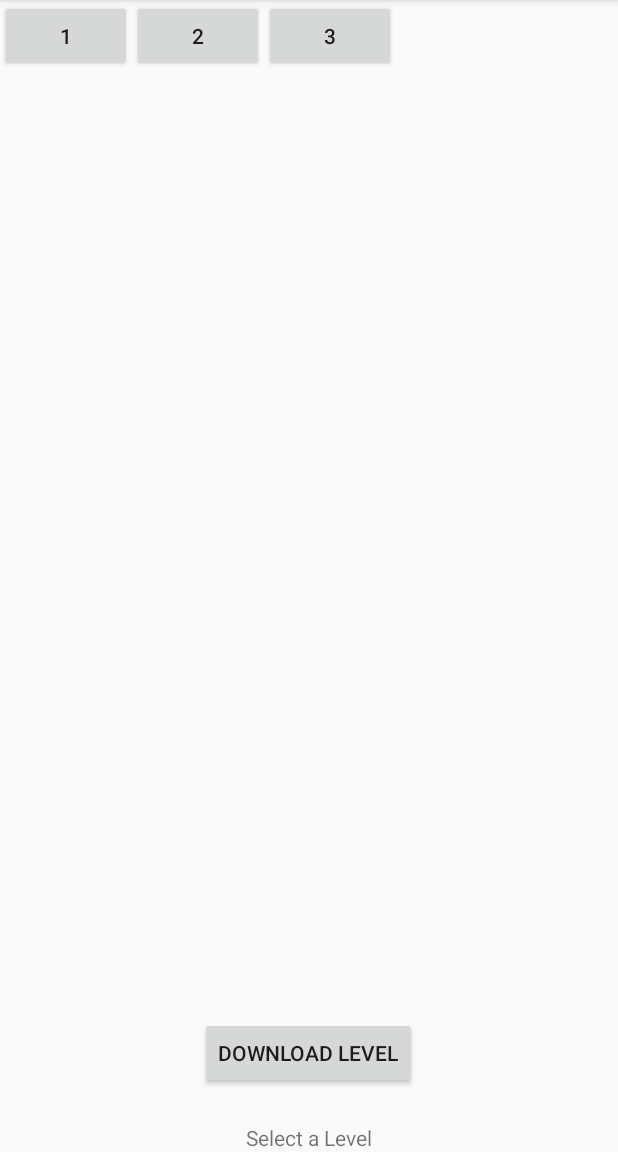
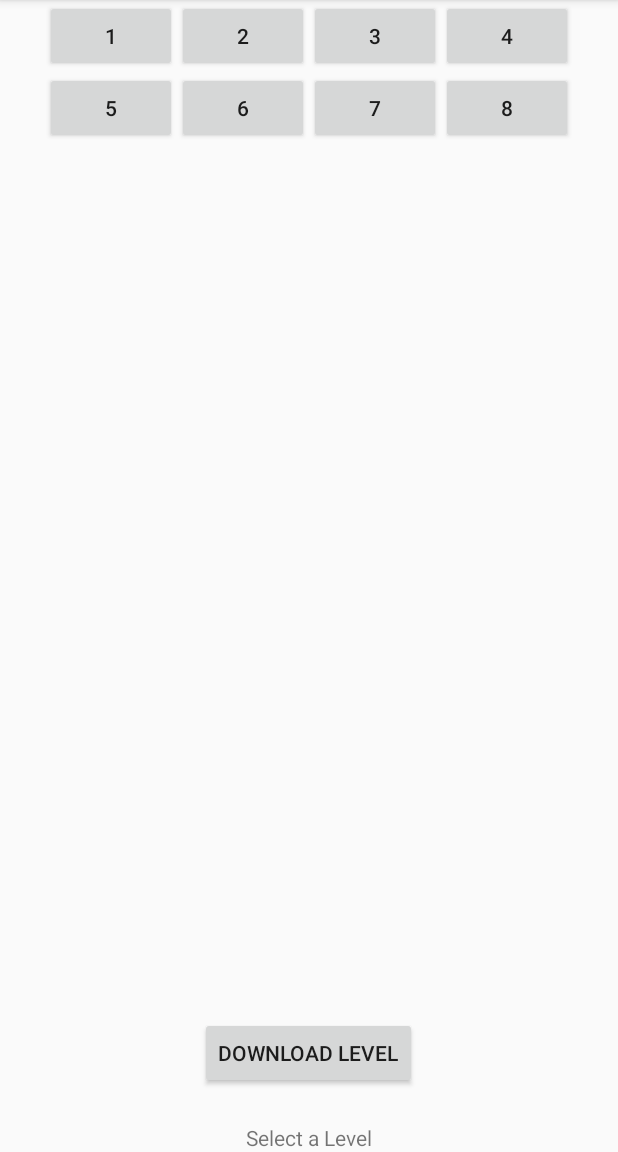
Before and after one commit to PlasmaDiffusion/PanelFlipPuzzleGame, an Android app: the LevelSelectActivity screen opened directly, with no data from a screen before it, on a phone screen of 412 x 824 dp, the part 84-1236 px from its top. Run offline under Robolectric (Android 15) with nearby library versions, the phone set to English and light mode, and no system bars.

Commit message:
added new levels and aligned some stuff

```diff
--- a/app/src/main/java/com/example/a100580683/panelprototype/LevelSelectActivity.java
+++ b/app/src/main/java/com/example/a100580683/panelprototype/LevelSelectActivity.java
@@ -34,7 +34,7 @@ private HighscoreDB scoreDB;
 
         levels = new int[]
                 {
-                R.raw.level1, R.raw.level2, R.raw.level3
+                R.raw.level1, R.raw.level2, R.raw.level3, R.raw.level4, R.raw.level5, R.raw.level6, R.raw.level7, R.raw.level8
         };
 
         scoreDB = new HighscoreDB(this);
--- a/app/src/main/res/layout/activity_main.xml
+++ b/app/src/main/res/layout/activity_main.xml
@@ -17,11 +17,12 @@
         android:layout_height="103dp"
         android:layout_marginEnd="8dp"
         android:layout_marginStart="8dp"
-        android:layout_marginTop="8dp"
         app:layout_constraintEnd_toEndOf="parent"
+        app:layout_constraintHorizontal_bias="0.502"
         app:layout_constraintStart_toStartOf="parent"
         app:layout_constraintTop_toTopOf="parent"
-        app:srcCompat="@android:drawable/alert_dark_frame" />
+        app:srcCompat="@android:drawable/alert_dark_frame"
+        android:gravity="center"/>
 
     <TableLayout
         android:id="@+id/tableLayout"
@@ -31,8 +32,9 @@
         android:layout_marginLeft="8dp"
         android:layout_marginRight="8dp"
         android:layout_marginTop="8dp"
+        android:gravity="center"
         app:layout_constraintBottom_toBottomOf="parent"
-        app:layout_constraintHorizontal_bias="1.0"
+        app:layout_constraintHorizontal_bias="0.5"
         app:layout_constraintLeft_toLeftOf="parent"
         app:layout_constraintRight_toRightOf="parent"
         app:layout_constraintTop_toTopOf="parent"
@@ -352,13 +354,14 @@
         android:id="@+id/button16"
         android:layout_width="wrap_content"
         android:layout_height="wrap_content"
+        android:onClick="resetGame"
         android:text="Reset"
         app:layout_constraintBottom_toTopOf="@+id/tableLayout"
         app:layout_constraintEnd_toStartOf="@+id/tableLayout"
         app:layout_constraintStart_toEndOf="@+id/tableLayout"
         app:layout_constraintTop_toBottomOf="@+id/tableLayout"
-        app:layout_constraintVertical_bias="0.112"
-        android:onClick="resetGame"/>
+        app:layout_constraintVertical_bias="1.0"
+        app:layout_constraintBottom_toBottomOf="@id/targetImage"/>
 
 
 </android.support.constraint.ConstraintLayout>
--- a/app/src/main/res/layout/activity_select.xml
+++ b/app/src/main/res/layout/activity_select.xml
@@ -8,7 +8,8 @@
 
         <TableRow
             android:layout_width="match_parent"
-            android:layout_height="match_parent">
+            android:layout_height="match_parent"
+            android:gravity="center_horizontal">
 
             <Button
                 android:id="@+id/button"
@@ -36,19 +37,77 @@
                 android:layout_centerVertical="true"
                 android:onClick="selectLevel"
                 android:text="3" />
+
+            <Button
+                android:id="@+id/button14"
+                android:layout_width="wrap_content"
+                android:layout_height="wrap_content"
+                android:layout_centerHorizontal="true"
+                android:layout_centerVertical="true"
+                android:onClick="selectLevel"
+                android:text="4" />
+
+
+
         </TableRow>
+        <TableRow
+            android:layout_width="match_parent"
+            android:layout_height="match_parent"
+            android:gravity="center_horizontal">
+
+        <Button
+            android:id="@+id/button2"
+            android:layout_width="wrap_content"
+            android:layout_height="wrap_content"
+            android:layout_centerHorizontal="true"
+            android:layout_centerVertical="true"
+            android:onClick="selectLevel"
+            android:text="5" />
+
+        <Button
+            android:id="@+id/button21"
+            android:layout_width="wrap_content"
+            android:layout_height="wrap_content"
+            android:layout_centerHorizontal="true"
+            android:layout_centerVertical="true"
+            android:onClick="selectLevel"
+            android:text="6" />
+
+            <Button
+                android:id="@+id/button23"
+                android:layout_width="wrap_content"
+                android:layout_height="wrap_content"
+                android:layout_centerHorizontal="true"
+                android:layout_centerVertical="true"
+                android:onClick="selectLevel"
+                android:text="7" />
+
+            <Button
+                android:id="@+id/button24"
+                android:layout_width="wrap_content"
+                android:layout_height="wrap_content"
+                android:layout_centerHorizontal="true"
+                android:layout_centerVertical="true"
+                android:onClick="selectLevel"
+                android:text="8" />
+
+
+
+    </TableRow>
+
+
+
+
 
         <TableRow
             android:layout_width="match_parent"
-            android:layout_height="match_parent" />
+            android:layout_height="match_parent"
+            android:gravity="center_horizontal"/>
 
         <TableRow
             android:layout_width="match_parent"
-            android:layout_height="match_parent" />
-
-        <TableRow
-            android:layout_width="match_parent"
-            android:layout_height="match_parent" />
+            android:layout_height="match_parent"
+            android:gravity="center_horizontal"/>
     </TableLayout>
 
     <Button
```
Also changed, not shown: 5 other files.
